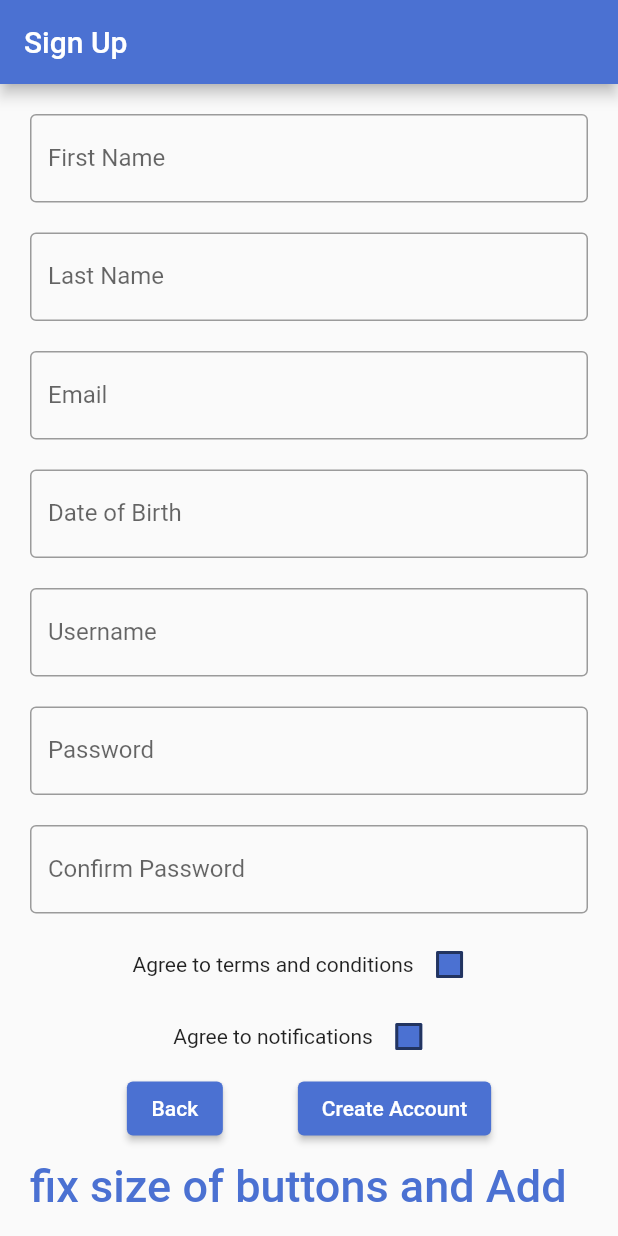
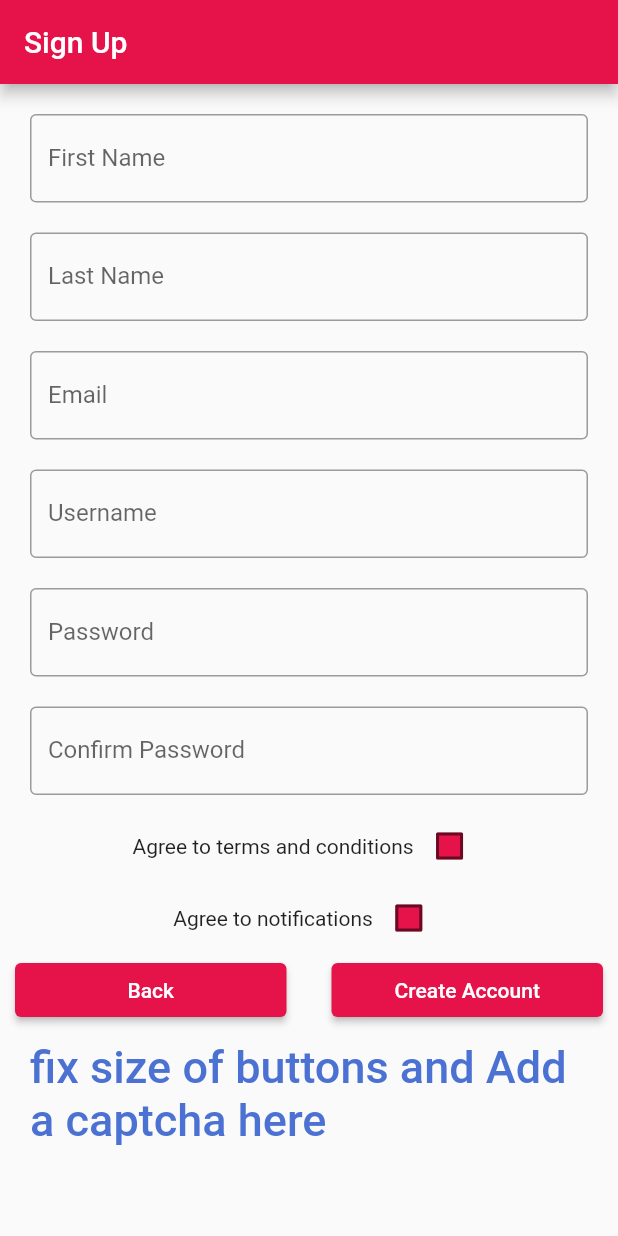
Before and after one commit to CymruLavis/Interano, a Flutter app: the MyStatefulWidget widget shown alone on an empty page, opened directly, after a tap on "Sign up", on a phone screen of 412 x 824 dp. Run offline on Flutter 3.47's test engine with Material 2 defaults, Android fonts, the phone set to English and light mode, and no system bars; our stand-ins replace google_maps_flutter; missing offline and left inert: dart:html; statements that could not run were skipped.

Commit message:
Updated the logo and colour scheme along with connected the pages.

```diff
--- a/lib/login.dart
+++ b/lib/login.dart
@@ -1,10 +1,11 @@
 import 'package:flutter/material.dart';
+import 'package:test/map_page.dart';
 import 'package:test/sign_up.dart';
 import 'models/colourSwatch.dart';
 
 class LoginPage extends StatelessWidget {
   const LoginPage({Key? key}) : super(key: key);
-  static const String _title = 'Ronnect Login';
+  static const String _title = 'Login';
 
   @override
   Widget build(BuildContext context) {
@@ -14,7 +15,7 @@ class LoginPage extends StatelessWidget {
       home: Scaffold(
         appBar: AppBar(
           title: const Text(_title),
-          backgroundColor: const Color.fromRGBO(75, 113, 210, 1),
+          backgroundColor: Colours().getAppBarColor(),
         ),
         body: const MyStatefulWidget(),
       ),
@@ -57,18 +58,7 @@ class _MyStatefulWidgetState extends State<MyStatefulWidget> {
             Container(
                 alignment: Alignment.center,
                 padding: const EdgeInsets.all(10),
-                child: const Text(
-                  'Ronnect Login',
-                  style: TextStyle(
-                      color: Color.fromRGBO(75, 113, 210, 1),
-                      //It would be great to get this color working with the function
-                      fontWeight: FontWeight.w500,
-                      fontSize: 30),
-                )),
-            Container(
-                alignment: Alignment.center,
-                padding: const EdgeInsets.all(10),
-                child: Image.asset('images/Logo.jpg', height: 200, width: 200)),
+                child: Image.asset('images/Logo.jpg', height: 100)),
             Container(
               padding: const EdgeInsets.all(10),
               child: TextField(
@@ -107,7 +97,12 @@ class _MyStatefulWidgetState extends State<MyStatefulWidget> {
                   style: ElevatedButton.styleFrom(
                       backgroundColor: primaryColour.getPrimarySwatch()),
                   child: const Text('Login'),
-                  onPressed: () {},
+                  onPressed: () {
+                    Navigator.push(
+                      context,
+                      MaterialPageRoute(builder: (context) => const MyApp()),
+                    );
+                  },
                 )),
             Row(
               mainAxisAlignment: MainAxisAlignment.center,
--- a/lib/main.dart
+++ b/lib/main.dart
@@ -1,9 +1,10 @@
 import 'package:flutter/material.dart';
 import 'package:test/login.dart';
+import 'package:test/map_page.dart';
 import 'app.dart';
 
 void main() {
-  runApp(App());
+  runApp(MyApp());
   // there will need to be a check if remember me is checkd then it
   // will either run map page or login page
 }
--- a/lib/map_page.dart
+++ b/lib/map_page.dart
@@ -28,7 +28,7 @@ class _MyAppState extends State<MyApp> {
       home: Scaffold(
         appBar: AppBar(
           title: const Text('Maps Sample App'),
-          backgroundColor: const Color.fromRGBO(75, 113, 210, 1),
+          backgroundColor: Colours().getAppBarColor(),
           actions: [
             PopupMenuButton(
                 // add icon, by default "3 dot" icon
--- a/lib/models/colourSwatch.dart
+++ b/lib/models/colourSwatch.dart
@@ -3,6 +3,14 @@ import 'package:flutter/material.dart';
 class Colours {
   Color getPrimarySwatch() {
     //maybe expand this function to have primary and accent colours
-    return const Color.fromRGBO(75, 113, 210, 1);
+    return const Color.fromRGBO(229, 19, 74, 1);
+  }
+
+  Color getSecondarSwatch() {
+    return const Color.fromRGBO(19, 229, 174, 1);
+  }
+
+  Color getAppBarColor() {
+    return Color.fromRGBO(229, 19, 74, 1);
   }
 }
--- a/lib/sign_up.dart
+++ b/lib/sign_up.dart
@@ -15,7 +15,7 @@ class SignUpPage extends StatelessWidget {
       home: Scaffold(
         appBar: AppBar(
           title: const Text(pageName),
-          backgroundColor: const Color.fromRGBO(75, 113, 210, 1),
+          backgroundColor: Colours().getAppBarColor(),
         ),
         body: const SignupWidget(),
       ),
@@ -92,16 +92,8 @@ class SignUpWidgets extends State<SignupWidget> {
                 ),
               ),
             ),
-            Container(
-              padding: const EdgeInsets.all(10),
-              child: TextField(
-                //change to date picker
-                controller: dob,
-                decoration: const InputDecoration(
-                  border: OutlineInputBorder(),
-                  labelText: 'Date of Birth',
-                ),
-              ),
+            Container(//date picker
+
                 ),
             Container(
               padding: const EdgeInsets.all(10),
@@ -168,7 +160,8 @@ class SignUpWidgets extends State<SignupWidget> {
             Row(
               mainAxisAlignment: MainAxisAlignment.center,
               children: <Widget>[
-                ElevatedButton(
+                Expanded(
+                  child: ElevatedButton(
                     style: ElevatedButton.styleFrom(
                         backgroundColor: primaryColour.getPrimarySwatch()),
                     child: const Text('Back'),
@@ -180,11 +173,13 @@ class SignUpWidgets extends State<SignupWidget> {
                       );
                     },
                   ),
-                SizedBox(width: 50),
-                ElevatedButton(
+                ),
+                const SizedBox(width: 30),
+                Expanded(
+                  child: ElevatedButton(
+                    child: const Text("Create Account"),
                     style: ElevatedButton.styleFrom(
                         backgroundColor: primaryColour.getPrimarySwatch()),
-                  child: const Text('Create Account'),
                     onPressed: () {
                       Navigator.push(
                         context,
@@ -192,6 +187,7 @@ class SignUpWidgets extends State<SignupWidget> {
                             builder: (context) => const AccountValidation()),
                       );
                     },
+                  ),
                 ),
               ],
             ),
```
Also changed, not shown: lib/account_validation.dart (+6 -6 lines), assets/images/Logo.jpg. Lines whose indentation alone changed are shown as unchanged.
